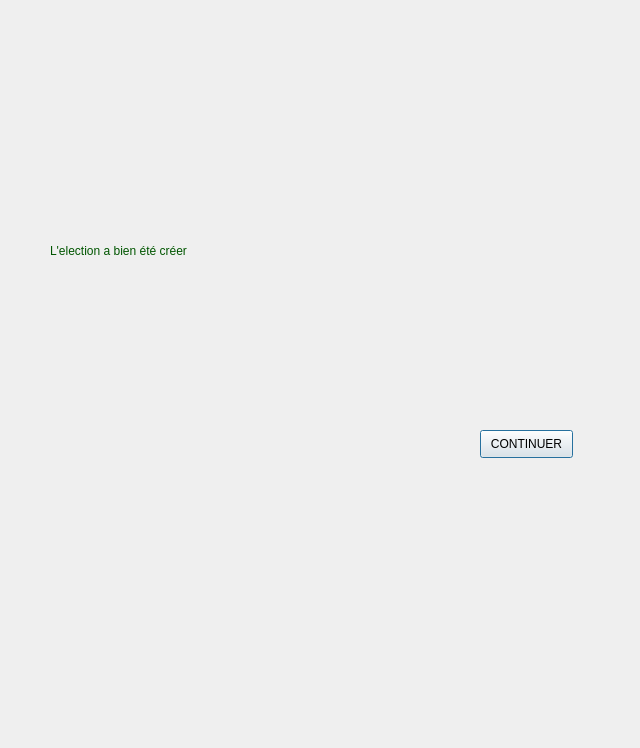
Qt form Codes/biblio/ui/confirmationSetUp.ui (enst-abstention/votesAlternatifsTD5_SimporeLemaitre) before a commit.
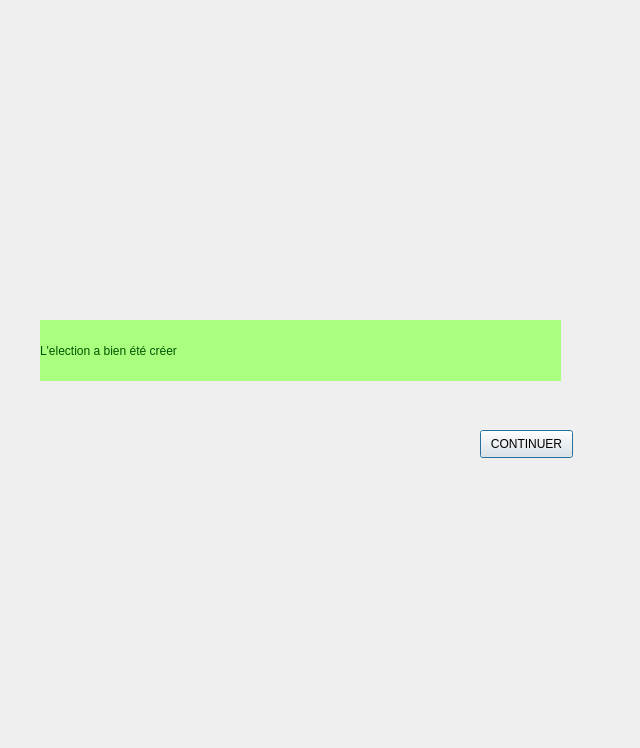
The same form after that commit. Icons and pictures are not drawn.

Patch:
```diff
--- a/Codes/biblio/ui/confirmationSetUp.ui
+++ b/Codes/biblio/ui/confirmationSetUp.ui
@@ -13,14 +13,11 @@
   <property name="windowTitle">
    <string>Dialog</string>
   </property>
-  <property name="styleSheet">
-   <string notr="true">background-image: url(:/4/validess.jpg);</string>
-  </property>
   <widget class="QLabel" name="label">
    <property name="geometry">
     <rect>
-     <x>50</x>
-     <y>220</y>
+     <x>40</x>
+     <y>320</y>
      <width>521</width>
      <height>61</height>
     </rect>
@@ -28,7 +25,9 @@
    <property name="styleSheet">
     <string notr="true">color: rgb(0, 85, 0);
 font: 8pt &quot;Kristen ITC&quot;;
-font: 24pt &quot;Kristen ITC&quot;;</string>
+font: 24pt &quot;Kristen ITC&quot;;
+background-color: rgb(170, 255, 127);
+border-color: rgb(0, 0, 0);</string>
    </property>
    <property name="text">
     <string>L'election a bien été créer</string>
```
Left out of the diff: 4 changed lines with no effect on the pictures.
